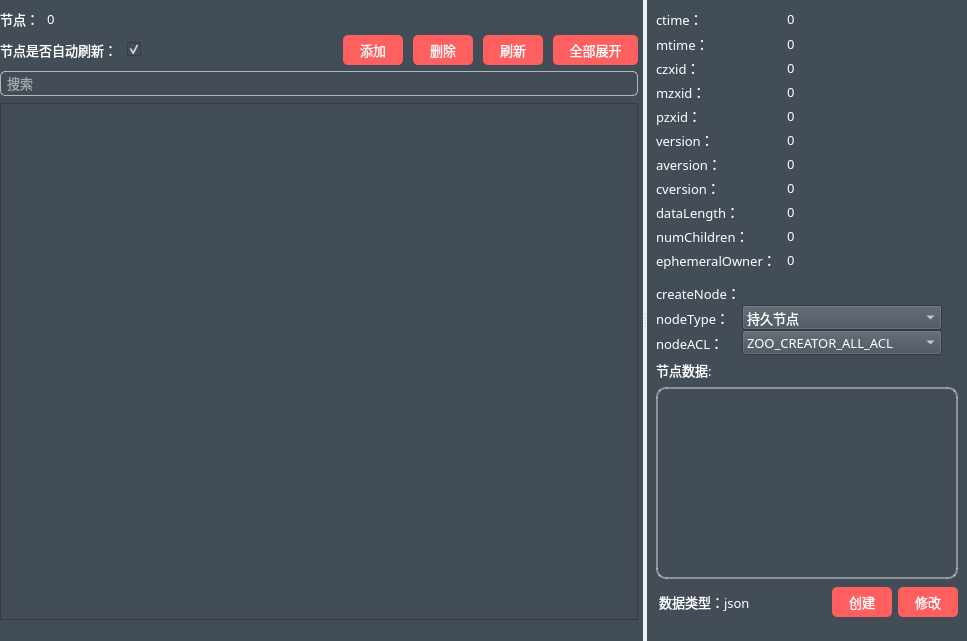
Above: zookeeperwidget.ui from HuaGouFdog/Fdog-Kit before the change. Below: the same form after it.
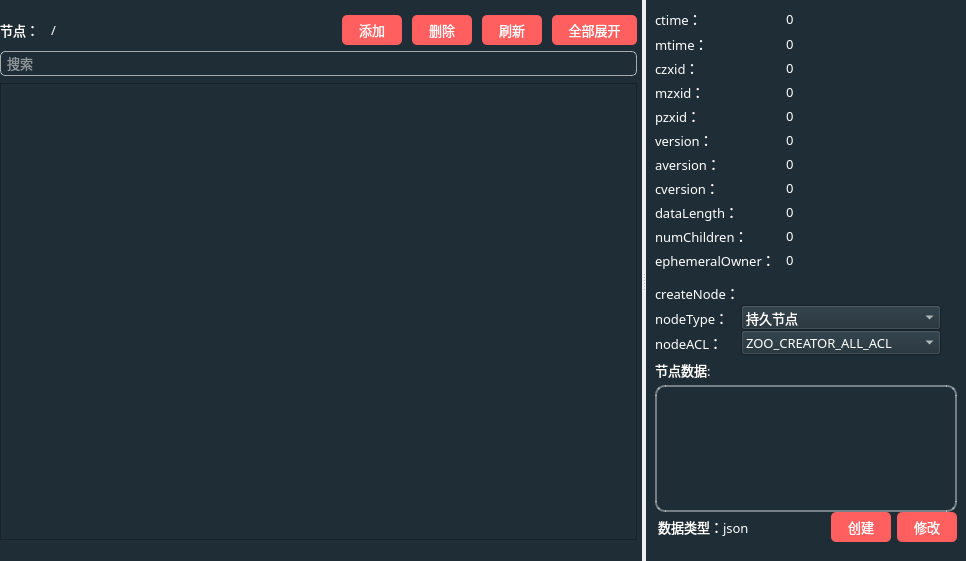
That is the form after the change. Icons and pictures are not drawn.

Patch:
```diff
--- a/zookeeperwidget.ui
+++ b/zookeeperwidget.ui
@@ -6,8 +6,8 @@
    <rect>
     <x>0</x>
     <y>0</y>
-    <width>967</width>
-    <height>641</height>
+    <width>966</width>
+    <height>561</height>
    </rect>
   </property>
   <property name="minimumSize">
@@ -79,8 +79,8 @@
      </property>
      <widget class="QWidget" name="verticalWidget_1_l" native="true">
       <property name="styleSheet">
-       <string notr="true">color: rgb(255, 255, 255);
-background-color: rgb(67, 77, 88);</string>
+       <string notr="true">background-color: rgb(30, 45, 54);
+color: rgb(255, 255, 255);</string>
       </property>
       <layout class="QVBoxLayout" name="verticalLayout_9">
        <property name="sizeConstraint">
@@ -115,37 +115,6 @@
           <property name="bottomMargin">
            <number>0</number>
           </property>
-          <item>
-           <widget class="QLabel" name="label_node">
-            <property name="font">
-             <font>
-              <family>OPPOSans B</family>
-              <pointsize>10</pointsize>
-              <stylestrategy>PreferAntialias</stylestrategy>
-             </font>
-            </property>
-            <property name="text">
-             <string>节点：</string>
-            </property>
-           </widget>
-          </item>
-          <item>
-           <widget class="QLineEdit" name="lineEdit_node">
-            <property name="font">
-             <font>
-              <family>OPPOSans B</family>
-              <pointsize>10</pointsize>
-              <stylestrategy>PreferAntialias</stylestrategy>
-             </font>
-            </property>
-            <property name="text">
-             <string>0</string>
-            </property>
-            <property name="readOnly">
-             <bool>true</bool>
-            </property>
-           </widget>
-          </item>
          </layout>
         </widget>
        </item>
@@ -174,35 +143,34 @@
            <number>0</number>
           </property>
           <item>
-           <widget class="QLabel" name="label_node_auto">
+           <widget class="QLabel" name="label_node">
             <property name="font">
              <font>
               <family>OPPOSans B</family>
               <pointsize>10</pointsize>
-              <weight>50</weight>
-              <bold>false</bold>
               <stylestrategy>PreferAntialias</stylestrategy>
              </font>
             </property>
             <property name="text">
-             <string>节点是否自动刷新：</string>
+             <string>节点：</string>
             </property>
            </widget>
           </item>
           <item>
-           <widget class="QCheckBox" name="checkBox_node_auto">
-            <property name="styleSheet">
-             <string notr="true"/>
+           <widget class="QLineEdit" name="lineEdit_node">
+            <property name="font">
+             <font>
+              <family>OPPOSans B</family>
+              <pointsize>10</pointsize>
+              <stylestrategy>PreferAntialias</stylestrategy>
+             </font>
             </property>
             <property name="text">
-             <string/>
+             <string>/</string>
             </property>
-            <property name="checked">
+            <property name="readOnly">
              <bool>true</bool>
             </property>
-            <property name="tristate">
-             <bool>false</bool>
-            </property>
            </widget>
           </item>
           <item>
@@ -669,8 +637,8 @@
        </font>
       </property>
       <property name="styleSheet">
-       <string notr="true">color: rgb(255, 255, 255);
-background-color: rgb(67, 77, 88);</string>
+       <string notr="true">background-color: rgb(30, 45, 54);
+color: rgb(255, 255, 255);</string>
       </property>
       <layout class="QVBoxLayout" name="verticalLayout">
        <property name="leftMargin">
```
